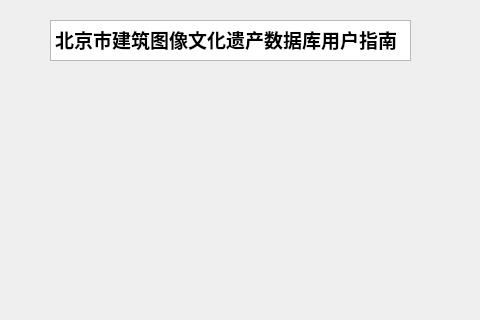
The window that userguidiance.ui (yedushusheng/ArcArc) describes before a commit, drawn with Qt 5; both pictures show x 0 to 480 and y 0 to 320 of the 480 by 640 pixel window.
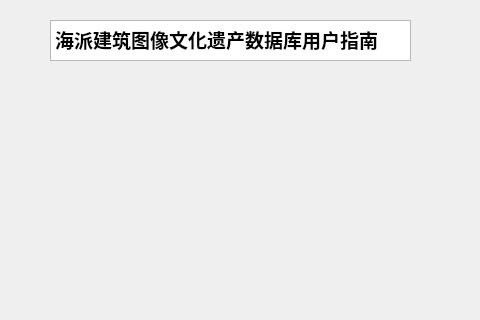
The same window after the commit.

Diff of the .ui file:
```diff
--- a/userguidiance.ui
+++ b/userguidiance.ui
@@ -30,7 +30,7 @@
 li.unchecked::marker { content: &quot;\2610&quot;; }
 li.checked::marker { content: &quot;\2612&quot;; }
 &lt;/style&gt;&lt;/head&gt;&lt;body style=&quot; font-family:'Microsoft YaHei UI'; font-size:9pt; font-weight:400; font-style:normal;&quot;&gt;
-&lt;p style=&quot; margin-top:0px; margin-bottom:0px; margin-left:0px; margin-right:0px; -qt-block-indent:0; text-indent:0px;&quot;&gt;&lt;span style=&quot; font-size:14pt; font-weight:700;&quot;&gt;北京市建筑图像文化遗产数据库用户指南&lt;/span&gt;&lt;/p&gt;&lt;/body&gt;&lt;/html&gt;</string>
+&lt;p style=&quot; margin-top:0px; margin-bottom:0px; margin-left:0px; margin-right:0px; -qt-block-indent:0; text-indent:0px;&quot;&gt;&lt;span style=&quot; font-size:14pt; font-weight:700;&quot;&gt;海派建筑图像文化遗产数据库用户指南&lt;/span&gt;&lt;/p&gt;&lt;/body&gt;&lt;/html&gt;</string>
    </property>
   </widget>
  </widget>
```
